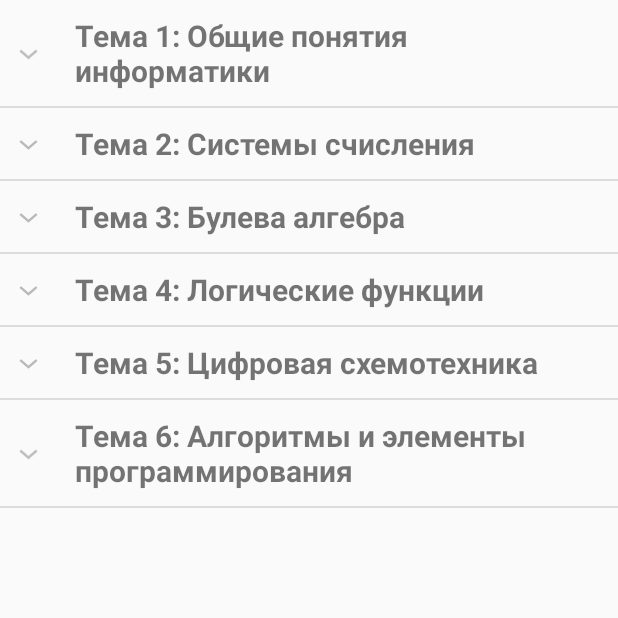
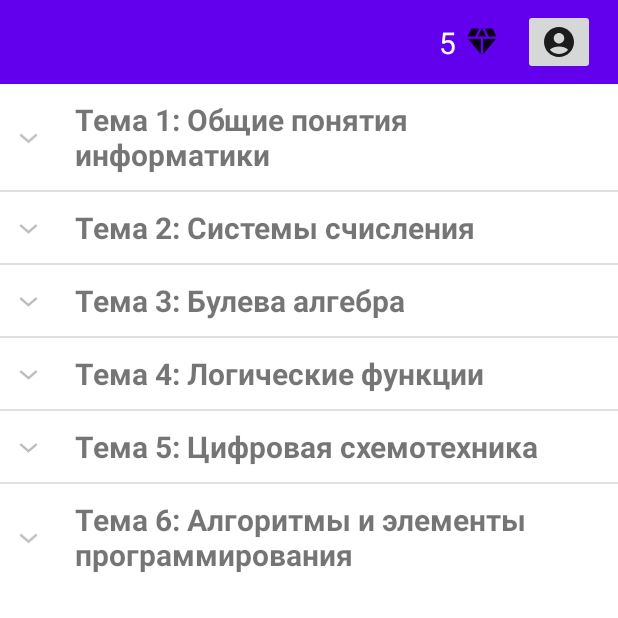
Before and after one commit to amishanov/InfoGames, an Android app: the screen it shows after launch (ThemesActivity), after a tap on "УЧИТЬСЯ", on a phone screen of 412 x 824 dp, the top half of it. Run offline under Robolectric (Android 15) with nearby library versions, the phone set to English and light mode, and no system bars.

Commit message:
Toolbar update
Сделан toolbar (Score обновляется, остальное пока не функционально)

```diff
--- a/app/src/main/AndroidManifest.xml
+++ b/app/src/main/AndroidManifest.xml
@@ -4,16 +4,19 @@
 
     <application
         android:allowBackup="true"
+        android:name=".MyApplication"
         android:icon="@mipmap/ic_launcher"
         android:label="@string/app_name"
         android:roundIcon="@mipmap/ic_launcher_round"
         android:supportsRtl="true"
-        android:theme="@style/Theme.AppCompat.Light.NoActionBar">
+        android:theme="@style/Theme.InfoGames">
         <activity
             android:name=".TestActivity"
+            android:parentActivityName=".MainActivity"
             android:exported="false" />
         <activity
             android:name=".ThemesActivity"
+            android:parentActivityName=".MainActivity"
             android:exported="false" />
         <activity
             android:name=".MainActivity"
--- /dev/null
+++ b/app/src/main/java/com/example/infogames/Data.java
@@ -0,0 +1,27 @@
+package com.example.infogames;
+
+public class Data {
+    private static Data instance;
+    private int score;
+
+    private Data() {}
+
+    public static void initInstance() {
+        if (instance == null)
+            instance = new Data();
+    }
+
+    public static Data getInstance() {
+        if (null == instance)
+            instance = new Data();
+        return instance;
+    }
+
+    public void setScore(int score) {
+        this.score = score;
+    }
+
+    public int getScore() {
+        return score;
+    }
+}
--- a/app/src/main/java/com/example/infogames/MainActivity.java
+++ b/app/src/main/java/com/example/infogames/MainActivity.java
@@ -1,14 +1,17 @@
 package com.example.infogames;
 
 import androidx.appcompat.app.AppCompatActivity;
-
 import android.content.Intent;
 import android.os.Bundle;
 import android.view.View;
 import android.widget.Button;
-import android.widget.Toolbar;
+import android.widget.TextView;
+
+import androidx.appcompat.widget.Toolbar;
 
 public class MainActivity extends AppCompatActivity implements View.OnClickListener {
+
+    private Data data;
 
     private Toolbar toolbar;
     @Override
@@ -18,6 +21,11 @@ public class MainActivity extends AppCompatActivity implements View.OnClickListe
         toolbar = (Toolbar) findViewById(R.id.toolbar);
         setSupportActionBar(toolbar);
         buttonSetUp();
+
+        data = Data.getInstance();
+        data.setScore(5);
+        TextView textViewScore = (TextView) findViewById(R.id.textViewScore);
+        textViewScore.setText(Integer.toString(data.getScore()));
     }
 
     // Метод для настройки кнопок
--- /dev/null
+++ b/app/src/main/java/com/example/infogames/MyApplication.java
@@ -0,0 +1,11 @@
+package com.example.infogames;
+
+import android.app.Application;
+
+public class MyApplication extends Application {
+    @Override
+    public void onCreate() {
+        super.onCreate();
+        Data.initInstance();
+    }
+}
--- a/app/src/main/java/com/example/infogames/TestActivity.java
+++ b/app/src/main/java/com/example/infogames/TestActivity.java
@@ -1,6 +1,7 @@
 package com.example.infogames;
 
 import androidx.appcompat.app.AppCompatActivity;
+import androidx.appcompat.widget.Toolbar;
 import androidx.constraintlayout.widget.ConstraintLayout;
 
 import android.os.Bundle;
@@ -13,11 +14,13 @@ import android.widget.TextView;
 import android.widget.Toast;
 
 import java.util.ArrayList;
+import java.util.Objects;
 
 
 // TODO ФИКСАЦИЯ РЕЗУЛЬТАТОВ, ДОБАВЛЕНИЕ ОЧКОВ, ФИКСАЦИЯ ОТЗЫВА
 public class TestActivity extends AppCompatActivity implements View.OnClickListener {
 
+    private Data data;
     // Проверка запущен ли тест для изменения элементов интерфейса
     private boolean isTestFinished;
     // Массив ответов
@@ -27,6 +30,8 @@ public class TestActivity extends AppCompatActivity implements View.OnClickListe
     int currentQuestion, testSize;
 
     // Элементы интерфейса
+    private Toolbar toolbar;
+    TextView textViewScore;
     Button buttonNext, buttonPrev, buttonReview, buttonControl;
     RadioButton rb1, rb2, rb3, rb4;
     RadioGroup rg;
@@ -36,10 +41,19 @@ public class TestActivity extends AppCompatActivity implements View.OnClickListe
 
 
 
+
     @Override
     protected void onCreate(Bundle savedInstanceState) {
         super.onCreate(savedInstanceState);
         setContentView(R.layout.activity_test);
+
+        toolbar = (Toolbar) findViewById(R.id.toolbar);
+        setSupportActionBar(toolbar);
+        data = Data.getInstance();
+        TextView textViewScore = (TextView) findViewById(R.id.textViewScore);
+        textViewScore.setText(Integer.toString(data.getScore()));
+
+        getSupportActionBar().setDisplayHomeAsUpEnabled(true);
 
         isTestFinished = false;
         // Инициализация элементов
--- a/app/src/main/java/com/example/infogames/ThemesActivity.java
+++ b/app/src/main/java/com/example/infogames/ThemesActivity.java
@@ -1,12 +1,14 @@
 package com.example.infogames;
 
 import androidx.appcompat.app.AppCompatActivity;
+import androidx.appcompat.widget.Toolbar;
 
 import android.os.Bundle;
 import android.view.View;
 import android.widget.ExpandableListAdapter;
 import android.widget.ExpandableListView;
 import android.widget.SimpleExpandableListAdapter;
+import android.widget.TextView;
 import android.widget.Toast;
 
 import java.util.ArrayList;
@@ -15,6 +17,7 @@ import java.util.List;
 
 public class ThemesActivity extends AppCompatActivity {
 
+    private Data data;
     private String[] expList = {"Тема 1: Общие понятия информатики", "Тема 2: Системы счисления",
             "Тема 3: Булева алгебра", "Тема 4: Логические функции",
             "Тема 5: Цифровая схемотехника",  "Тема 6: Алгоритмы и элементы программирования"};
@@ -24,11 +27,20 @@ public class ThemesActivity extends AppCompatActivity {
     HashMap<String, List<String>> listItem;
     ExpListAdapter adapter;
 
+    private Toolbar toolbar;
+    TextView textViewScore;
+
     @Override
     protected void onCreate(Bundle savedInstanceState) {
         super.onCreate(savedInstanceState);
         setContentView(R.layout.activity_themes);
         setTitle(R.string.learn);
+
+        toolbar = (Toolbar) findViewById(R.id.toolbar);
+        setSupportActionBar(toolbar);
+        data = Data.getInstance();
+        TextView textViewScore = (TextView) findViewById(R.id.textViewScore);
+        textViewScore.setText(Integer.toString(data.getScore()));
 
         expandableListView = findViewById(R.id.expListView);
         listGroup = new ArrayList<>();
--- /dev/null
+++ b/app/src/main/res/drawable/ic_diamond.xml
@@ -0,0 +1,22 @@
+<vector xmlns:android="http://schemas.android.com/apk/res/android"
+    android:width="24dp"
+    android:height="24dp"
+    android:viewportWidth="24"
+    android:viewportHeight="24"
+    android:tint="?attr/colorControlNormal">
+  <path
+      android:fillColor="@android:color/white"
+      android:pathData="M12.16,3l-0.32,0l-2.63,5.25l5.58,0z"/>
+  <path
+      android:fillColor="@android:color/white"
+      android:pathData="M16.46,8.25l5.16,0l-2.62,-5.25l-5.16,0z"/>
+  <path
+      android:fillColor="@android:color/white"
+      android:pathData="M21.38,9.75l-8.63,0l0,10.35z"/>
+  <path
+      android:fillColor="@android:color/white"
+      android:pathData="M11.25,20.1l0,-10.35l-8.63,0z"/>
+  <path
+      android:fillColor="@android:color/white"
+      android:pathData="M7.54,8.25l2.62,-5.25l-5.16,0l-2.62,5.25z"/>
+</vector>
--- /dev/null
+++ b/app/src/main/res/drawable/ic_profile.xml
@@ -0,0 +1,10 @@
+<vector xmlns:android="http://schemas.android.com/apk/res/android"
+    android:width="24dp"
+    android:height="24dp"
+    android:viewportWidth="24"
+    android:viewportHeight="24"
+    android:tint="?attr/colorControlNormal">
+  <path
+      android:fillColor="@android:color/white"
+      android:pathData="M12,2C6.48,2 2,6.48 2,12s4.48,10 10,10s10,-4.48 10,-10S17.52,2 12,2zM12,6c1.93,0 3.5,1.57 3.5,3.5S13.93,13 12,13s-3.5,-1.57 -3.5,-3.5S10.07,6 12,6zM12,20c-2.03,0 -4.43,-0.82 -6.14,-2.88C7.55,15.8 9.68,15 12,15s4.45,0.8 6.14,2.12C16.43,19.18 14.03,20 12,20z"/>
+</vector>
--- a/app/src/main/res/layout/activity_main.xml
+++ b/app/src/main/res/layout/activity_main.xml
@@ -6,17 +6,8 @@
     android:layout_height="match_parent"
     tools:context=".MainActivity">
 
-    <android.support.v7.widget.Toolbar
-        android:id="@+id/my_toolbar"
-        android:layout_width="match_parent"
-        android:layout_height="?attr/actionBarSize"
-        android:background="?attr/colorPrimary"
-        android:elevation="4dp"
-        android:theme="@style/ThemeOverlay.AppCompat.ActionBar"
-        app:layout_constraintEnd_toEndOf="parent"
-        app:layout_constraintStart_toStartOf="parent"
-        app:layout_constraintTop_toTopOf="parent"
-        app:popupTheme="@style/ThemeOverlay.AppCompat.Light" />
+    <include
+        layout="@layout/toolbar"/>
 
     <TextView
         android:id="@+id/textView"
@@ -49,4 +40,5 @@
         app:layout_constraintStart_toStartOf="parent"
         app:layout_constraintTop_toBottomOf="@+id/learnButton" />
 
+
 </androidx.constraintlayout.widget.ConstraintLayout>
--- a/app/src/main/res/layout/activity_test.xml
+++ b/app/src/main/res/layout/activity_test.xml
@@ -6,7 +6,8 @@
     android:layout_height="match_parent"
     tools:context=".TestActivity">
 
-
+    <include
+        layout="@layout/toolbar"/>
 
     <androidx.constraintlayout.widget.ConstraintLayout
         android:id="@+id/layoutInput"
@@ -15,7 +16,7 @@
         android:background="@drawable/box"
         app:layout_constraintEnd_toEndOf="parent"
         app:layout_constraintStart_toStartOf="parent"
-        app:layout_constraintTop_toTopOf="parent"
+        app:layout_constraintTop_toBottomOf="@+id/toolbar"
         android:layout_marginTop="15dp"
         android:layout_marginRight="15dp"
         android:layout_marginLeft="15dp"
@@ -65,7 +66,7 @@
         android:clickable="false"
         app:layout_constraintEnd_toEndOf="parent"
         app:layout_constraintStart_toStartOf="parent"
-        app:layout_constraintTop_toTopOf="parent"
+        app:layout_constraintTop_toBottomOf="@+id/toolbar"
         android:layout_marginTop="15dp"
         android:layout_marginRight="15dp"
         android:layout_marginLeft="15dp"
--- a/app/src/main/res/layout/activity_themes.xml
+++ b/app/src/main/res/layout/activity_themes.xml
@@ -6,10 +6,14 @@
     android:layout_height="match_parent"
     tools:context=".ThemesActivity">
 
+    <include
+        layout="@layout/toolbar"/>
+
     <ExpandableListView
+        android:id="@+id/expListView"
         android:layout_width="match_parent"
-        android:layout_height="match_parent"
-        android:id="@+id/expListView">
+        android:layout_height="wrap_content"
+        app:layout_constraintTop_toBottomOf="@+id/toolbar">
 
     </ExpandableListView>
 
--- /dev/null
+++ b/app/src/main/res/layout/toolbar.xml
@@ -0,0 +1,56 @@
+<?xml version="1.0" encoding="utf-8"?>
+<androidx.appcompat.widget.Toolbar xmlns:android="http://schemas.android.com/apk/res/android"
+    xmlns:app="http://schemas.android.com/apk/res-auto"
+    xmlns:tools="http://schemas.android.com/tools"
+    android:id="@+id/toolbar"
+    android:layout_width="match_parent"
+    android:layout_height="wrap_content"
+    android:background="?attr/colorPrimary"
+    android:minHeight="?attr/actionBarSize"
+    android:theme="?attr/actionBarTheme"
+    app:layout_constraintEnd_toEndOf="parent"
+    app:layout_constraintStart_toStartOf="parent"
+    app:layout_constraintTop_toTopOf="parent">
+
+    <androidx.constraintlayout.widget.ConstraintLayout
+        android:layout_width="match_parent"
+        android:layout_height="match_parent">
+
+        <TextView
+            android:id="@+id/textViewScore"
+            android:layout_width="wrap_content"
+            android:layout_height="wrap_content"
+            android:layout_marginEnd="5dp"
+            android:text="@string/score"
+            android:textColor="@color/white"
+            android:textSize="20sp"
+            app:layout_constraintBottom_toBottomOf="parent"
+            app:layout_constraintEnd_toStartOf="@+id/imageViewDiamond"
+            app:layout_constraintTop_toTopOf="parent" />
+
+        <ImageButton
+            android:id="@+id/buttonProfile"
+            android:layout_width="wrap_content"
+            android:layout_height="wrap_content"
+            android:layout_marginEnd="15dp"
+            android:src="@drawable/ic_profile"
+            app:layout_constraintBottom_toBottomOf="parent"
+            app:layout_constraintEnd_toEndOf="parent"
+            app:layout_constraintTop_toTopOf="parent"
+            android:contentDescription="@string/profile_button" />
+
+        <ImageView
+            android:id="@+id/imageViewDiamond"
+            android:layout_width="wrap_content"
+            android:layout_height="wrap_content"
+            android:layout_marginEnd="15dp"
+            app:layout_constraintBottom_toBottomOf="parent"
+            app:layout_constraintEnd_toStartOf="@+id/buttonProfile"
+            app:layout_constraintTop_toTopOf="parent"
+            app:srcCompat="@drawable/ic_diamond" />
+
+
+    </androidx.constraintlayout.widget.ConstraintLayout>
+
+
+</androidx.appcompat.widget.Toolbar>
--- a/app/src/main/res/values/strings.xml
+++ b/app/src/main/res/values/strings.xml
@@ -9,4 +9,6 @@
     <string name="answer_holder">Ответ</string>
     <string name="question_holder">Вопрос</string>
     <string name="question_count">0/0</string>
+    <string name="score">Score</string>
+    <string name="profile_button">Profile button</string>
 </resources>
--- a/app/src/main/res/values/themes.xml
+++ b/app/src/main/res/values/themes.xml
@@ -1,6 +1,6 @@
 <resources xmlns:tools="http://schemas.android.com/tools">
     <!-- Base application theme. -->
-    <style name="Theme.InfoGames" parent="Theme.MaterialComponents.DayNight.DarkActionBar">
+    <style name="Theme.InfoGames" parent="Theme.MaterialComponents.DayNight.NoActionBar">
         <!-- Primary brand color. -->
         <item name="colorPrimary">@color/purple_500</item>
         <item name="colorPrimaryVariant">@color/purple_700</item>
```
